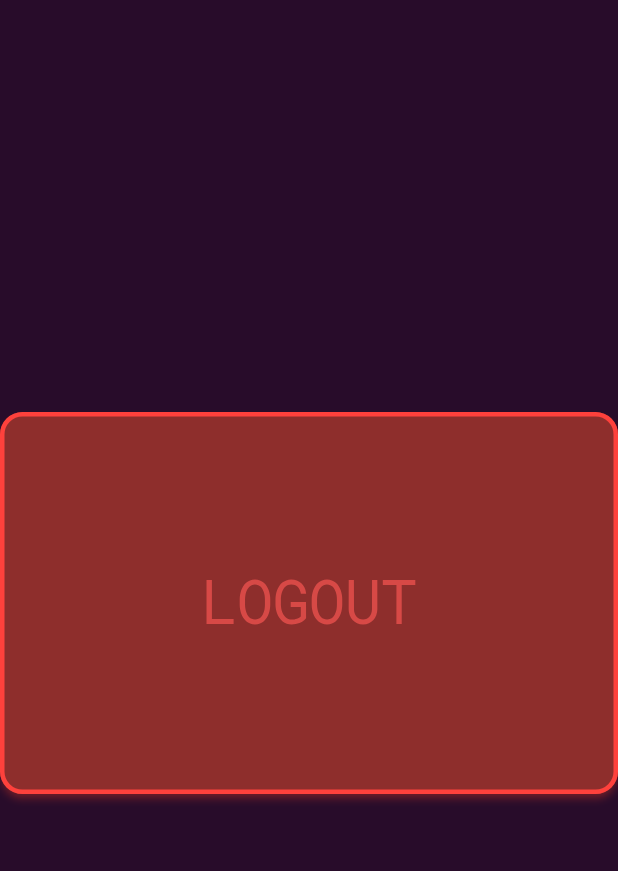
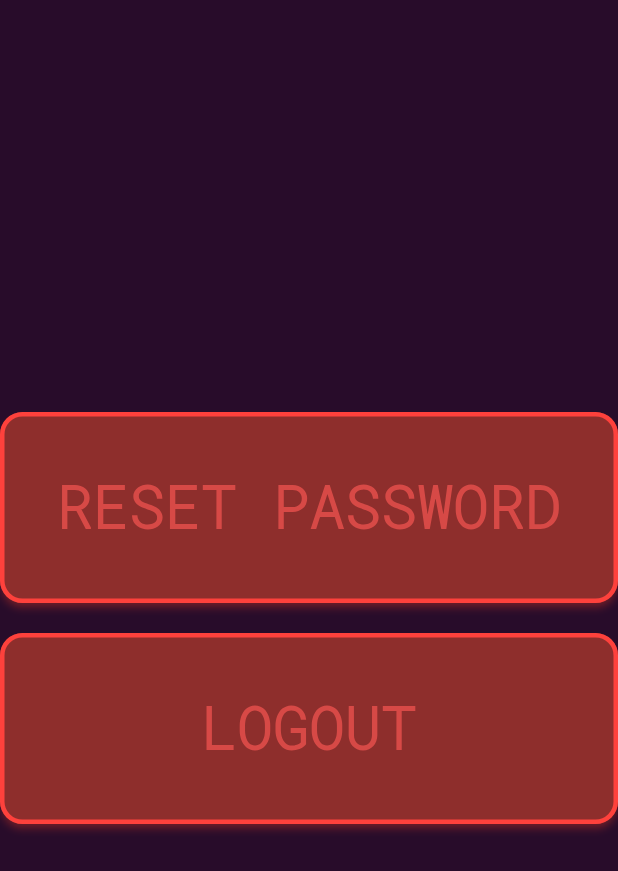
Before and after one commit to JDWorkoutApp/jd_workout_flutter, a Flutter app: the SettingPage screen opened directly, on a phone screen of 412 x 824 dp. Shown: the top 871 px of the screen. Run offline on Flutter 3.47's test engine with Material 2 defaults, Android fonts, the phone set to English and light mode, and no system bars; our stand-ins replace firebase_auth, firebase_core, flutter_dotenv, fluttertoast, google_sign_in, package_info_plus and 2 more; accounts and stored records are empty; network calls fail.

Commit message:
Add reset password button

```diff
--- a/lib/pages/setting_page/componenet/setting_buttons.dart
+++ b/lib/pages/setting_page/componenet/setting_buttons.dart
@@ -1,6 +1,7 @@
 import 'package:flutter/material.dart';
 import 'package:shared_preferences/shared_preferences.dart';
 import 'package:workout_app/pages/login_page/login_page.dart';
+import 'package:workout_app/pages/reset_password_page/reset_password_page.dart';
 
 class SettingButtons extends StatelessWidget {
   const SettingButtons();
@@ -27,6 +28,34 @@ class SettingButtons extends StatelessWidget {
               borderRadius: BorderRadius.circular(15),
             ),
           ),
+          onPressed: () {
+            Navigator.push(
+              context,
+              MaterialPageRoute(
+                  builder: (context) =>ResetPasswordPage(),
+            ));
+          },
+          child: const Text(
+            'RESET PASSWORD',
+            style: TextStyle(
+              fontWeight: FontWeight.bold,
+              fontSize: 40,
+            ),
+          ),
+        ),
+      ),
+      const SizedBox(height: 20),
+            Expanded(
+        child: ElevatedButton(
+          style: ElevatedButton.styleFrom(
+            minimumSize: const Size.fromHeight(10),
+            backgroundColor: Theme.of(context).cardColor,
+            foregroundColor: Theme.of(context).hintColor,
+            side: BorderSide(color: Theme.of(context).shadowColor, width: 3),
+            shape: RoundedRectangleBorder(
+              borderRadius: BorderRadius.circular(15),
+            ),
+          ),
           onPressed: () => _logout(context),
           child: const Text(
             'LOGOUT',
@@ -37,7 +66,6 @@ class SettingButtons extends StatelessWidget {
           ),
         ),
       ),
-      const SizedBox(height: 20),
     ]);
   }
 }
```
